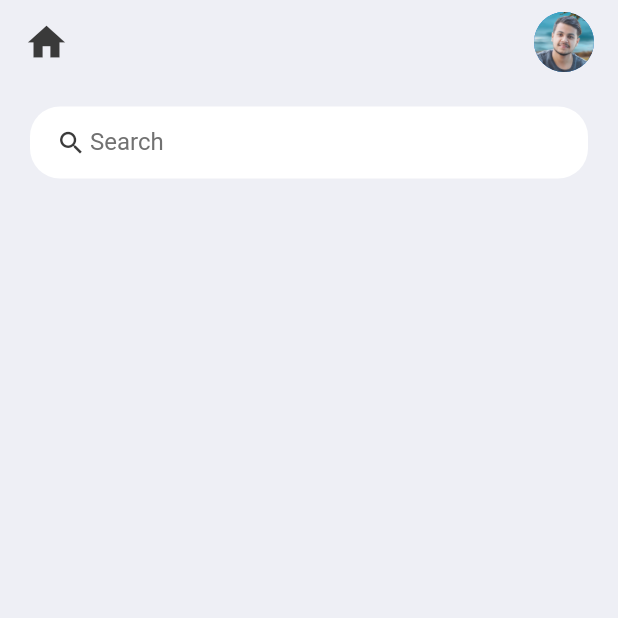
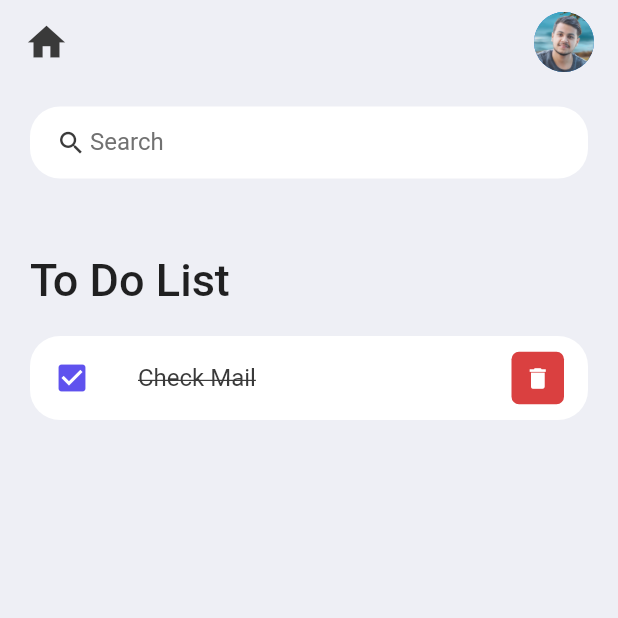
Before and after one commit to manjilkoirala/ToDo-App, a Flutter app: the screen it shows after launch, on a phone screen of 412 x 824 dp, the top half of it. Run offline on Flutter 3.47's test engine with Material 2 defaults, Android fonts, the phone set to English and light mode, and no system bars.

Commit message:
ToDo List Design

```diff
--- a/lib/Screens/home.dart
+++ b/lib/Screens/home.dart
@@ -2,6 +2,7 @@
 
 import 'package:flutter/material.dart';
 import 'package:todo_app/Constant/colors.dart';
+import 'package:todo_app/widgets/todo_items.dart';
 
 class HomePage extends StatelessWidget {
   const HomePage({super.key});
@@ -17,6 +18,21 @@ class HomePage extends StatelessWidget {
           child: Column(
             children: [
               searchBox(),
+              Expanded(
+                child: ListView(
+                  children: [
+                    Container(
+                      margin: const EdgeInsets.only(top: 50, bottom: 20),
+                      child: const Text(
+                        "To Do List",
+                        style: TextStyle(
+                            fontSize: 30, fontWeight: FontWeight.w500),
+                      ),
+                    ),
+                    const ToDoItem()
+                  ],
+                ),
+              )
             ],
           ),
         ),
@@ -26,7 +42,7 @@ class HomePage extends StatelessWidget {
 
   Widget searchBox() {
     return Container(
-      padding: EdgeInsets.symmetric(horizontal: 15),
+      padding: const EdgeInsets.symmetric(horizontal: 15),
       decoration: BoxDecoration(
           color: Colors.white, borderRadius: BorderRadius.circular(20)),
       child: const TextField(
--- /dev/null
+++ b/lib/widgets/todo_items.dart
@@ -0,0 +1,43 @@
+import 'package:flutter/material.dart';
+import 'package:flutter/src/widgets/framework.dart';
+import 'package:flutter/src/widgets/placeholder.dart';
+import 'package:todo_app/Constant/colors.dart';
+
+class ToDoItem extends StatelessWidget {
+  const ToDoItem({super.key});
+
+  @override
+  Widget build(BuildContext context) {
+    return Container(
+      child: ListTile(
+        onTap: () {},
+        shape: RoundedRectangleBorder(
+          borderRadius: BorderRadius.circular(20),
+        ),
+        tileColor: Colors.white,
+        leading: const Icon(Icons.check_box, color: tdBlue),
+        title: Text(
+          'Check Mail',
+          style: TextStyle(
+              color: tdBlack,
+              fontSize: 16,
+              decoration: TextDecoration.lineThrough),
+        ),
+        trailing: Container(
+          height: 35,
+          width: 35,
+          decoration: BoxDecoration(
+            color: tdRed,
+            borderRadius: BorderRadius.circular(5),
+          ),
+          child: IconButton(
+            onPressed: () {},
+            color: Colors.white,
+            iconSize: 18,
+            icon: Icon(Icons.delete),
+          ),
+        ),
+      ),
+    );
+  }
+}
```
